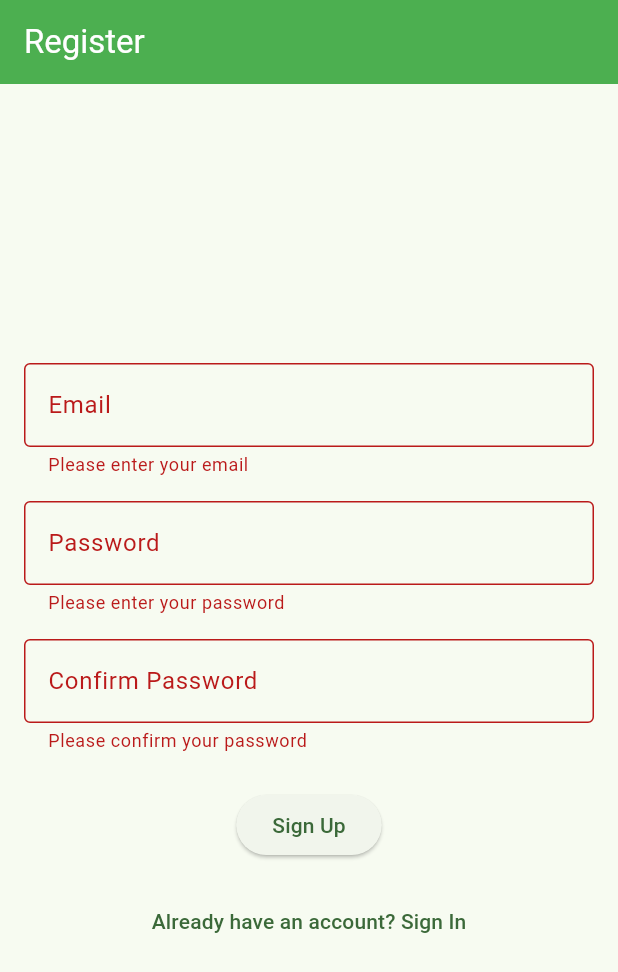
After one commit to ParasPilkhwal/My-Network, a Flutter app: the screen it shows after launch, after a tap on "Sign In", after a tap on "Don't have an account? Sign Up", after a tap on "Sign Up", on a phone screen of 412 x 824 dp. The commit adds this screen. Shown: the top 972 px of the screen. Run offline on Flutter 3.47's test engine with Material 3 defaults, Android fonts, the phone set to English and light mode, and no system bars; our stand-ins replace firebase_auth, firebase_core, font_awesome_flutter, go_router, shared_preferences; accounts and stored records are empty.

Commit message:
firebase setup, sign up, login

```diff
--- /dev/null
+++ b/devtools_options.yaml
@@ -0,0 +1,3 @@
+description: This file stores settings for Dart & Flutter DevTools.
+documentation: https://docs.flutter.dev/tools/devtools/extensions#configure-extension-enablement-states
+extensions:
--- a/lib/main.dart
+++ b/lib/main.dart
@@ -1,23 +1,66 @@
 import 'package:flutter/material.dart';
 import 'package:provider/provider.dart';
+import 'package:firebase_core/firebase_core.dart';
+import 'package:go_router/go_router.dart';
 import 'home_screen.dart';
 import 'theme_provider.dart';
-import 'profile_setting_screen.dart'; // Import the ProfileSettingScreen
+import 'profile_setting_screen.dart';
+import 'screens/login_screen.dart';
+import 'screens/registration_screen.dart';
+import 'services/auth_service.dart';
 
-void main() {
+void main() async {
+  WidgetsFlutterBinding.ensureInitialized();
+  await Firebase.initializeApp();
   runApp(const MyApp());
 }
+
+final _router = GoRouter(
+  routes: [
+    GoRoute(
+      path: '/',
+      redirect: (context, state) {
+        final isloggedIn = Provider.of<AuthService>(context).currentUser != null;
+        if (isloggedIn) {
+          return '/home';
+        } else {
+          return '/login';
+        }
+      },
+    ),
+    GoRoute(
+      path: '/login',
+      builder: (context, state) => const LoginScreen(),
+    ),
+    GoRoute(
+      path: '/register',
+      builder: (context, state) => const RegistrationScreen(),
+    ),
+    GoRoute(
+      path: '/home',
+      builder: (context, state) => const MyNetworkApp(), // Your main app content
+    ),
+     GoRoute(
+      path: '/profileSettings',
+      builder: (context, state) => const ProfileSettingScreen(), // Your profile setting screen
+    ),
+  ],
+);
 
 class MyApp extends StatelessWidget {
   const MyApp({super.key});
 
   @override
   Widget build(BuildContext context) {
-    return ChangeNotifierProvider(
-      create: (context) => ThemeProvider(),
+    return MultiProvider(
+      providers: [
+        ChangeNotifierProvider(create: (context) => ThemeProvider()),
+        Provider(create: (context) => AuthService()), // Provide AuthService
+      ],
       child: Consumer<ThemeProvider>(
         builder: (context, themeProvider, child) {
-          return MaterialApp(
+          return MaterialApp.router(
+            routerConfig: _router,
             title: 'My Network App',
             theme: ThemeData(
               brightness: Brightness.light,
@@ -52,7 +95,6 @@ class MyApp extends StatelessWidget {
               ),
             ),
             themeMode: themeProvider.themeMode,
-            home: const MyNetworkApp(),
           );
         },
       ),
@@ -72,7 +114,7 @@ class _MyNetworkAppState extends State<MyNetworkApp> {
 
   static const List<Widget> _widgetOptions = <Widget>[
     HomeScreen(),
-    ProfileSettingScreen(), // Use the ProfileSettingScreen widget
+    ProfileSettingScreen(),
   ];
 
   void _onItemTapped(int index) {
--- /dev/null
+++ b/lib/screens/login_screen.dart
@@ -0,0 +1,124 @@
+import 'package:flutter/material.dart';
+import 'package:provider/provider.dart';
+import 'package:go_router/go_router.dart';
+import 'package:firebase_auth/firebase_auth.dart'; // Import User
+import '../services/auth_service.dart';
+
+class LoginScreen extends StatefulWidget {
+  const LoginScreen({super.key});
+
+  @override
+  _LoginScreenState createState() => _LoginScreenState();
+}
+
+class _LoginScreenState extends State<LoginScreen> {
+  final _formKey = GlobalKey<FormState>();
+  final TextEditingController _emailController = TextEditingController();
+  final TextEditingController _passwordController = TextEditingController();
+
+  String? _errorMessage;
+
+  Future<void> _signIn() async {
+    if (_formKey.currentState!.validate()) {
+      setState(() {
+        _errorMessage = null;
+      });
+      final authService = Provider.of<AuthService>(context, listen: false);
+      User? user = await authService.signInWithEmailAndPassword(
+        _emailController.text.trim(),
+        _passwordController.text.trim(),
+      );
+
+      if (user == null) {
+        setState(() {
+          _errorMessage = 'Invalid email or password.';
+        });
+      } else {
+        // Navigate to the home screen after successful login
+        context.go('/home');
+      }
+    }
+  }
+
+  @override
+  void dispose() {
+    _emailController.dispose();
+    _passwordController.dispose();
+    super.dispose();
+  }
+
+  @override
+  Widget build(BuildContext context) {
+    return Scaffold(
+      appBar: AppBar(
+        title: const Text('Login'),
+      ),
+      body: Center(
+        child: SingleChildScrollView(
+          padding: const EdgeInsets.all(16.0),
+          child: Form(
+            key: _formKey,
+            child: Column(
+              mainAxisAlignment: MainAxisAlignment.center,
+              children: <Widget>[
+                TextFormField(
+                  controller: _emailController,
+                  decoration: const InputDecoration(
+                    labelText: 'Email',
+                    border: OutlineInputBorder(),
+                  ),
+                  keyboardType: TextInputType.emailAddress,
+                  validator: (value) {
+                    if (value == null || value.isEmpty) {
+                      return 'Please enter your email';
+                    } else if (!value.contains('@')) {
+                      return 'Please enter a valid email address';
+                    }
+                    return null;
+                  },
+                ),
+                const SizedBox(height: 16.0),
+                TextFormField(
+                  controller: _passwordController,
+                  decoration: const InputDecoration(
+                    labelText: 'Password',
+                    border: OutlineInputBorder(),
+                  ),
+                  obscureText: true,
+                  validator: (value) {
+                    if (value == null || value.isEmpty) {
+                      return 'Please enter your password';
+                    } else if (value.length < 6) {
+                      return 'Password must be at least 6 characters long';
+                    }
+                    return null;
+                  },
+                ),
+                const SizedBox(height: 24.0),
+                if (_errorMessage != null)
+                  Padding(
+                    padding: const EdgeInsets.only(bottom: 16.0),
+                    child: Text(
+                      _errorMessage!,
+                      style: const TextStyle(color: Colors.red),
+                    ),
+                  ),
+                ElevatedButton(
+                  onPressed: _signIn,
+                  child: const Text('Sign In'),
+                ),
+                const SizedBox(height: 16.0),
+                TextButton(
+                  onPressed: () {
+                    context.go('/register');
+                  },
+                  child: const Text("Don't have an account? Sign Up"), // Corrected string literal
+                ),
+              ],
+            ),
+          ),
+        ),
+      ),
+    );
+  }
+}
--- /dev/null
+++ b/lib/screens/registration_screen.dart
@@ -0,0 +1,148 @@
+import 'package:flutter/material.dart';
+import 'package:provider/provider.dart';
+import 'package:go_router/go_router.dart';
+import 'package:firebase_auth/firebase_auth.dart'; // Import User
+import '../services/auth_service.dart';
+
+class RegistrationScreen extends StatefulWidget {
+  const RegistrationScreen({super.key});
+
+  @override
+  _RegistrationScreenState createState() => _RegistrationScreenState();
+}
+
+class _RegistrationScreenState extends State<RegistrationScreen> {
+  final _formKey = GlobalKey<FormState>();
+  final TextEditingController _emailController = TextEditingController();
+  final TextEditingController _passwordController = TextEditingController();
+  final TextEditingController _confirmPasswordController = TextEditingController();
+
+  String? _errorMessage;
+
+  Future<void> _signUp() async {
+    if (_formKey.currentState!.validate()) {
+       setState(() {
+        _errorMessage = null;
+      });
+      if (_passwordController.text != _confirmPasswordController.text) {
+        setState(() {
+          _errorMessage = 'Passwords do not match.';
+        });
+        return;
+      }
+
+      final authService = Provider.of<AuthService>(context, listen: false);
+      User? user = await authService.createUserWithEmailAndPassword(
+        _emailController.text.trim(),
+        _passwordController.text.trim(),
+      );
+
+      if (user == null) {
+         setState(() {
+          _errorMessage = 'Failed to create user. Please try again.';
+        });
+      } else {
+        // Navigate to the home screen after successful registration
+        context.go('/home');
+      }
+    }
+  }
+
+  @override
+  void dispose() {
+    _emailController.dispose();
+    _passwordController.dispose();
+    _confirmPasswordController.dispose();
+    super.dispose();
+  }
+
+  @override
+  Widget build(BuildContext context) {
+    return Scaffold(
+      appBar: AppBar(
+        title: const Text('Register'),
+      ),
+      body: Center(
+        child: SingleChildScrollView(
+          padding: const EdgeInsets.all(16.0),
+          child: Form(
+            key: _formKey,
+            child: Column(
+              mainAxisAlignment: MainAxisAlignment.center,
+              children: <Widget>[
+                TextFormField(
+                  controller: _emailController,
+                  decoration: const InputDecoration(
+                    labelText: 'Email',
+                    border: OutlineInputBorder(),
+                  ),
+                  keyboardType: TextInputType.emailAddress,
+                   validator: (value) {
+                    if (value == null || value.isEmpty) {
+                      return 'Please enter your email';
+                    } else if (!value.contains('@')) {
+                      return 'Please enter a valid email address';
+                    }
+                    return null;
+                  },
+                ),
+                const SizedBox(height: 16.0),
+                TextFormField(
+                  controller: _passwordController,
+                  decoration: const InputDecoration(
+                    labelText: 'Password',
+                    border: OutlineInputBorder(),
+                  ),
+                  obscureText: true,
+                  validator: (value) {
+                    if (value == null || value.isEmpty) {
+                      return 'Please enter your password';
+                    } else if (value.length < 6) {
+                      return 'Password must be at least 6 characters long';
+                    }
+                    return null;
+                  },
+                ),
+                const SizedBox(height: 16.0),
+                TextFormField(
+                  controller: _confirmPasswordController,
+                  decoration: const InputDecoration(
+                    labelText: 'Confirm Password',
+                    border: OutlineInputBorder(),
+                  ),
+                  obscureText: true,
+                  validator: (value) {
+                    if (value == null || value.isEmpty) {
+                      return 'Please confirm your password';
+                    }
+                    return null;
+                  },
+                ),
+                const SizedBox(height: 24.0),
+                 if (_errorMessage != null)
+                  Padding(
+                    padding: const EdgeInsets.only(bottom: 16.0),
+                    child: Text(
+                      _errorMessage!,
+                      style: const TextStyle(color: Colors.red),
+                    ),
+                  ),
+                ElevatedButton(
+                  onPressed: _signUp,
+                  child: const Text('Sign Up'),
+                ),
+                 const SizedBox(height: 16.0),
+                TextButton(
+                  onPressed: () {
+                    context.go('/login');
+                  },
+                  child: const Text('Already have an account? Sign In'),
+                ),
+              ],
+            ),
+          ),
+        ),
+      ),
+    );
+  }
+}
--- /dev/null
+++ b/lib/services/auth_service.dart
@@ -0,0 +1,46 @@
+import 'package:firebase_auth/firebase_auth.dart';
+
+class AuthService {
+  final FirebaseAuth _firebaseAuth = FirebaseAuth.instance;
+
+  // Get the current user
+  User? get currentUser => _firebaseAuth.currentUser;
+
+  // Stream of authentication state changes
+  Stream<User?> get authStateChanges => _firebaseAuth.authStateChanges();
+
+  // Sign in with email and password
+  Future<User?> signInWithEmailAndPassword(String email, String password) async {
+    try {
+      UserCredential userCredential = await _firebaseAuth.signInWithEmailAndPassword(
+        email: email,
+        password: password,
+      );
+      return userCredential.user;
+    } on FirebaseAuthException catch (e) {
+      // Handle specific authentication errors
+      print('Error signing in: ${e.message}');
+      return null;
+    }
+  }
+
+  // Create user with email and password
+  Future<User?> createUserWithEmailAndPassword(String email, String password) async {
+    try {
+      UserCredential userCredential = await _firebaseAuth.createUserWithEmailAndPassword(
+        email: email,
+        password: password,
+      );
+      return userCredential.user;
+    } on FirebaseAuthException catch (e) {
+      // Handle specific authentication errors
+      print('Error creating user: ${e.message}');
+      return null;
+    }
+  }
+
+  // Sign out
+  Future<void> signOut() async {
+    await _firebaseAuth.signOut();
+  }
+}
--- a/pubspec.yaml
+++ b/pubspec.yaml
@@ -39,6 +39,9 @@ dependencies:
   intl: ^0.20.2
   shared_preferences: ^2.5.3
   provider: ^6.1.5
+  firebase_core: ^3.15.2
+  firebase_auth: ^5.7.0
+  go_router: ^16.0.0
 
 dev_dependencies:
   flutter_test:
```
Also changed, not shown: pubspec.lock, 4 other files.
